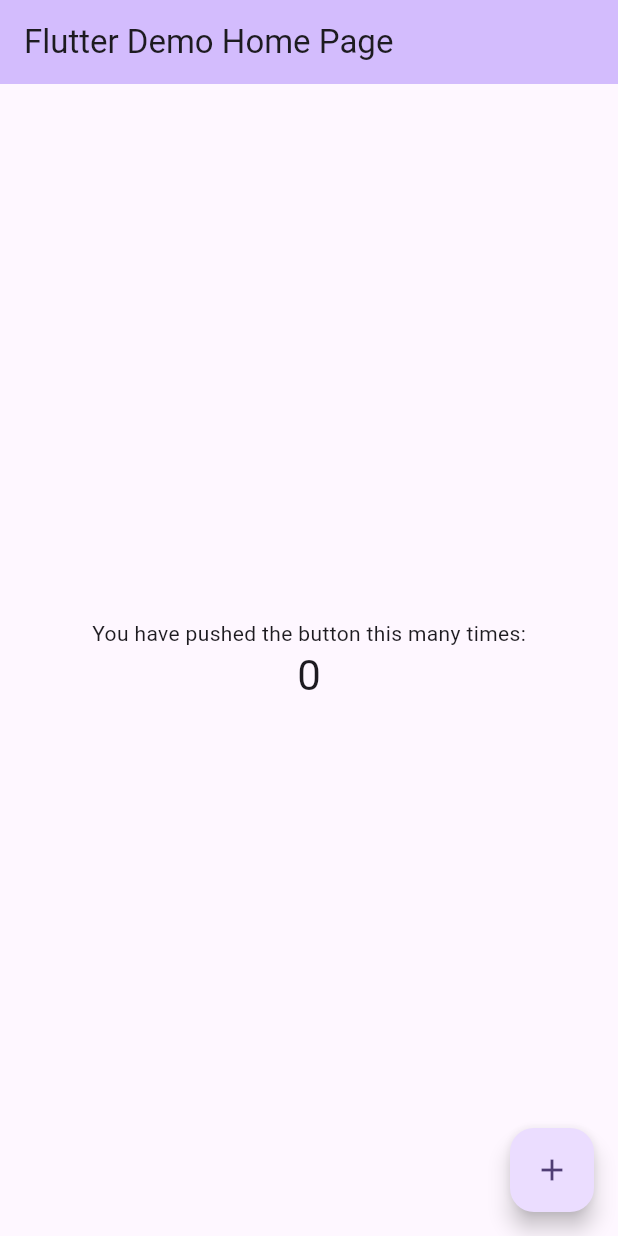
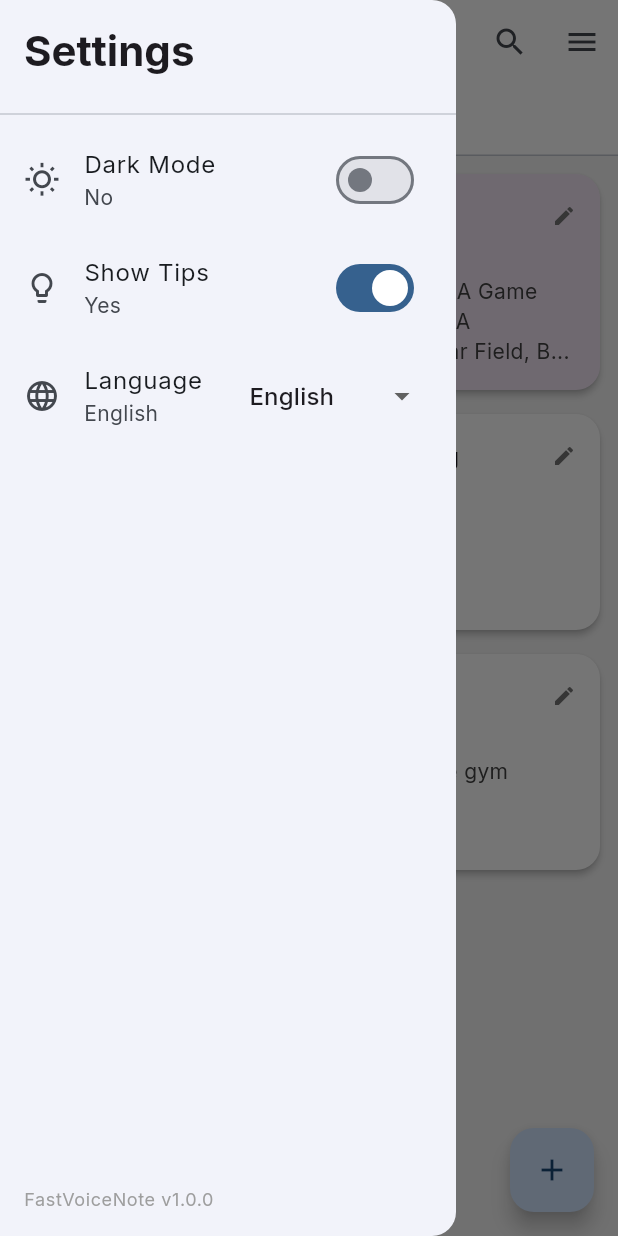
Before and after one commit to raulnicolasagusto/FastVoiceNote-Flutter, a Flutter app: the screen it shows after launch, with the side drawer open (before the commit the screen has no drawer), on a phone screen of 412 x 824 dp. Run offline on Flutter 3.47's test engine with Material 3 defaults, Android fonts, the phone set to English and light mode, and no system bars; our stand-ins replace go_router, google_fonts.

Commit message:
implementacion pagina principal + sidebar

```diff
--- /dev/null
+++ b/l10n.yaml
@@ -0,0 +1,6 @@
+arb-dir: lib/src/core/l10n
+template-arb-file: app_en.arb
+output-localization-file: app_localizations.dart
+output-class: AppLocalizations
+synthetic-package: false
+output-dir: lib/src/core/l10n/generated
--- a/lib/main.dart
+++ b/lib/main.dart
@@ -1,122 +1,45 @@
 import 'package:flutter/material.dart';
+import 'package:flutter_localizations/flutter_localizations.dart';
+import 'package:provider/provider.dart';
+import 'src/core/router/app_router.dart';
+import 'src/core/theme/app_theme.dart';
+import 'src/features/settings/providers/settings_provider.dart';
+import 'src/core/l10n/generated/app_localizations.dart';
 
 void main() {
-  runApp(const MyApp());
+  runApp(
+    MultiProvider(
+      providers: [ChangeNotifierProvider(create: (_) => SettingsProvider())],
+      child: const FastVoiceNoteApp(),
+    ),
+  );
 }
 
-class MyApp extends StatelessWidget {
-  const MyApp({super.key});
+class FastVoiceNoteApp extends StatelessWidget {
+  const FastVoiceNoteApp({super.key});
 
-  // This widget is the root of your application.
   @override
   Widget build(BuildContext context) {
-    return MaterialApp(
-      title: 'Flutter Demo',
-      theme: ThemeData(
-        // This is the theme of your application.
-        //
-        // TRY THIS: Try running your application with "flutter run". You'll see
-        // the application has a purple toolbar. Then, without quitting the app,
-        // try changing the seedColor in the colorScheme below to Colors.green
-        // and then invoke "hot reload" (save your changes or press the "hot
-        // reload" button in a Flutter-supported IDE, or press "r" if you used
-        // the command line to start the app).
-        //
-        // Notice that the counter didn't reset back to zero; the application
-        // state is not lost during the reload. To reset the state, use hot
-        // restart instead.
-        //
-        // This works for code too, not just values: Most code changes can be
-        // tested with just a hot reload.
-        colorScheme: .fromSeed(seedColor: Colors.deepPurple),
-      ),
-      home: const MyHomePage(title: 'Flutter Demo Home Page'),
+    final settings = context.watch<SettingsProvider>();
+
+    return MaterialApp.router(
+      title: 'FastVoiceNote',
+      theme: AppTheme.lightTheme,
+      darkTheme: AppTheme.darkTheme,
+      themeMode: settings.themeMode,
+      locale: settings.locale,
+      routerConfig: appRouter,
+      localizationsDelegates: const [
+        AppLocalizations.delegate,
+        GlobalMaterialLocalizations.delegate,
+        GlobalWidgetsLocalizations.delegate,
+        GlobalCupertinoLocalizations.delegate,
+      ],
+      supportedLocales: const [
+        Locale('en'), // English
+        Locale('es'), // Spanish
+        Locale('pt'), // Portuguese
+      ],
     );
   }
 }
-
-class MyHomePage extends StatefulWidget {
-  const MyHomePage({super.key, required this.title});
-
-  // This widget is the home page of your application. It is stateful, meaning
-  // that it has a State object (defined below) that contains fields that affect
-  // how it looks.
-
-  // This class is the configuration for the state. It holds the values (in this
-  // case the title) provided by the parent (in this case the App widget) and
-  // used by the build method of the State. Fields in a Widget subclass are
-  // always marked "final".
-
-  final String title;
-
-  @override
-  State<MyHomePage> createState() => _MyHomePageState();
-}
-
-class _MyHomePageState extends State<MyHomePage> {
-  int _counter = 0;
-
-  void _incrementCounter() {
-    setState(() {
-      // This call to setState tells the Flutter framework that something has
-      // changed in this State, which causes it to rerun the build method below
-      // so that the display can reflect the updated values. If we changed
-      // _counter without calling setState(), then the build method would not be
-      // called again, and so nothing would appear to happen.
-      _counter++;
-    });
-  }
-
-  @override
-  Widget build(BuildContext context) {
-    // This method is rerun every time setState is called, for instance as done
-    // by the _incrementCounter method above.
-    //
-    // The Flutter framework has been optimized to make rerunning build methods
-    // fast, so that you can just rebuild anything that needs updating rather
-    // than having to individually change instances of widgets.
-    return Scaffold(
-      appBar: AppBar(
-        // TRY THIS: Try changing the color here to a specific color (to
-        // Colors.amber, perhaps?) and trigger a hot reload to see the AppBar
-        // change color while the other colors stay the same.
-        backgroundColor: Theme.of(context).colorScheme.inversePrimary,
-        // Here we take the value from the MyHomePage object that was created by
-        // the App.build method, and use it to set our appbar title.
-        title: Text(widget.title),
-      ),
-      body: Center(
-        // Center is a layout widget. It takes a single child and positions it
-        // in the middle of the parent.
-        child: Column(
-          // Column is also a layout widget. It takes a list of children and
-          // arranges them vertically. By default, it sizes itself to fit its
-          // children horizontally, and tries to be as tall as its parent.
-          //
-          // Column has various properties to control how it sizes itself and
-          // how it positions its children. Here we use mainAxisAlignment to
-          // center the children vertically; the main axis here is the vertical
-          // axis because Columns are vertical (the cross axis would be
-          // horizontal).
-          //
-          // TRY THIS: Invoke "debug painting" (choose the "Toggle Debug Paint"
-          // action in the IDE, or press "p" in the console), to see the
-          // wireframe for each widget.
-          mainAxisAlignment: .center,
-          children: [
-            const Text('You have pushed the button this many times:'),
-            Text(
-              '$_counter',
-              style: Theme.of(context).textTheme.headlineMedium,
-            ),
-          ],
-        ),
-      ),
-      floatingActionButton: FloatingActionButton(
-        onPressed: _incrementCounter,
-        tooltip: 'Increment',
-        child: const Icon(Icons.add),
-      ),
-    );
-  }
-}
--- /dev/null
+++ b/lib/src/core/l10n/app_en.arb
@@ -0,0 +1,18 @@
+{
+  "appTitle": "FastVoiceNote",
+  "notesTitle": "Notes",
+  "searchPlaceholder": "Search notes",
+  "allTab": "All",
+  "folderTab": "Folder",
+  "settingsTitle": "Settings",
+  "darkMode": "Dark Mode",
+  "showTips": "Show Tips",
+  "language": "Language",
+  "english": "English",
+  "spanish": "Spanish",
+  "portuguese": "Portuguese",
+  "newNote": "New Note",
+  "recording": "Recording...",
+  "cancel": "Cancel",
+  "save": "Save"
+}
--- /dev/null
+++ b/lib/src/core/l10n/app_es.arb
@@ -0,0 +1,18 @@
+{
+  "appTitle": "FastVoiceNote",
+  "notesTitle": "Notas",
+  "searchPlaceholder": "Buscar notas",
+  "allTab": "Todas",
+  "folderTab": "Carpeta",
+  "settingsTitle": "Ajustes",
+  "darkMode": "Modo Oscuro",
+  "showTips": "Mostrar Consejos",
+  "language": "Idioma",
+  "english": "Inglés",
+  "spanish": "Español",
+  "portuguese": "Portugués",
+  "newNote": "Nueva Nota",
+  "recording": "Grabando...",
+  "cancel": "Cancelar",
+  "save": "Guardar"
+}
--- /dev/null
+++ b/lib/src/core/l10n/app_pt.arb
@@ -0,0 +1,18 @@
+{
+  "appTitle": "FastVoiceNote",
+  "notesTitle": "Notas",
+  "searchPlaceholder": "Pesquisar notas",
+  "allTab": "Todas",
+  "folderTab": "Pasta",
+  "settingsTitle": "Configurações",
+  "darkMode": "Modo Escuro",
+  "showTips": "Mostrar Dicas",
+  "language": "Idioma",
+  "english": "Inglês",
+  "spanish": "Espanhol",
+  "portuguese": "Português",
+  "newNote": "Nova Nota",
+  "recording": "Gravando...",
+  "cancel": "Cancelar",
+  "save": "Salvar"
+}
--- /dev/null
+++ b/lib/src/core/router/app_router.dart
@@ -0,0 +1,12 @@
+import 'package:go_router/go_router.dart';
+import '../../features/home/views/home_screen.dart';
+
+final appRouter = GoRouter(
+  initialLocation: '/',
+  routes: [
+    GoRoute(
+      path: '/',
+      builder: (context, state) => const HomeScreen(),
+    ),
+  ],
+);
--- /dev/null
+++ b/lib/src/core/theme/app_theme.dart
@@ -0,0 +1,32 @@
+import 'package:flutter/material.dart';
+import 'package:google_fonts/google_fonts.dart';
+
+class AppTheme {
+  static ThemeData get lightTheme {
+    return ThemeData(
+      useMaterial3: true,
+      colorScheme: ColorScheme.fromSeed(
+        seedColor: const Color(0xFF2196F3), // Blue tone from the image
+        brightness: Brightness.light,
+      ),
+      textTheme: GoogleFonts.interTextTheme(),
+      appBarTheme: const AppBarTheme(
+        centerTitle: false,
+        backgroundColor: Colors.white,
+        surfaceTintColor: Colors.transparent,
+      ),
+      scaffoldBackgroundColor: const Color(0xFFF5F5F5), // Light grey background
+    );
+  }
+
+  static ThemeData get darkTheme {
+    return ThemeData(
+      useMaterial3: true,
+      colorScheme: ColorScheme.fromSeed(
+        seedColor: const Color(0xFF2196F3),
+        brightness: Brightness.dark,
+      ),
+      textTheme: GoogleFonts.interTextTheme(ThemeData.dark().textTheme),
+    );
+  }
+}
--- /dev/null
+++ b/lib/src/features/home/views/home_screen.dart
@@ -0,0 +1,147 @@
+import 'package:flutter/material.dart';
+import 'package:flutter_staggered_grid_view/flutter_staggered_grid_view.dart';
+import '../../../core/l10n/generated/app_localizations.dart';
+import '../widgets/note_card.dart';
+import '../../../shared/widgets/app_drawer.dart';
+
+class HomeScreen extends StatelessWidget {
+  const HomeScreen({super.key});
+
+  @override
+  Widget build(BuildContext context) {
+    final l10n = AppLocalizations.of(context)!;
+    final GlobalKey<ScaffoldState> scaffoldKey = GlobalKey<ScaffoldState>();
+
+    // Mock data for demonstration
+    final notes = [
+      (
+        title: 'Grocery 3/10/25 12:...',
+        date: DateTime(2025, 10, 3),
+        content: '• chocolate\n• milk\n• eggs',
+        color: Colors.white,
+        hasImage: false,
+        hasVoice: false,
+      ),
+      (
+        title: 'Goals',
+        date: DateTime(2022, 7, 27),
+        content: 'Football Is A Game Played On A Rectangular Field, B...',
+        color: const Color(0xFFF3E5F5), // Light purple
+        hasImage: false,
+        hasVoice: false,
+      ),
+      (
+        title: 'Projects',
+        date: DateTime(2022, 7, 27),
+        content:
+            'Finish 3 new projects by the end of the...\nThank you all for wa...',
+        color: Colors.white,
+        hasImage: true,
+        hasVoice: true,
+      ),
+      (
+        title: 'Shopping',
+        date: DateTime(2022, 7, 27),
+        content: '• Mango\n• Apples\n• Oranges',
+        color: Colors.white,
+        hasImage: false,
+        hasVoice: false,
+      ),
+      (
+        title: 'To do list',
+        date: DateTime(2022, 7, 27),
+        content: '• Go to the gym\n• Work\n• Walking.',
+        color: Colors.white,
+        hasImage: false,
+        hasVoice: false,
+      ),
+      (
+        title: 'Tennis',
+        date: DateTime(2022, 7, 27),
+        content:
+            'Tennis Is Also One Of The Most Popular Indoor Sports In Ma...',
+        color: Colors.white,
+        hasImage: false,
+        hasVoice: false,
+      ),
+    ];
+
+    return Scaffold(
+      key: scaffoldKey,
+      drawer: const AppDrawer(),
+      body: DefaultTabController(
+        length: 3,
+        child: NestedScrollView(
+          headerSliverBuilder: (context, innerBoxIsScrolled) {
+            return [
+              SliverAppBar(
+                title: Text(
+                  l10n.notesTitle,
+                  style: const TextStyle(fontWeight: FontWeight.bold),
+                ),
+                centerTitle: false,
+                floating: true,
+                snap: true,
+                pinned: true,
+                actions: [
+                  IconButton(
+                    icon: const Icon(Icons.create_new_folder_outlined),
+                    onPressed: () {},
+                  ),
+                  IconButton(icon: const Icon(Icons.search), onPressed: () {}),
+                  IconButton(
+                    icon: const Icon(Icons.menu),
+                    onPressed: () {
+                      scaffoldKey.currentState?.openDrawer();
+                    },
+                  ),
+                ],
+                bottom: TabBar(
+                  isScrollable: true,
+                  labelColor: Theme.of(context).primaryColor,
+                  unselectedLabelColor: Colors.grey,
+                  indicatorColor: Theme.of(context).primaryColor,
+                  tabs: [
+                    Tab(text: l10n.allTab),
+                    Tab(text: '${l10n.folderTab} 1'),
+                    Tab(text: '${l10n.folderTab} 2'),
+                  ],
+                ),
+              ),
+            ];
+          },
+          body: TabBarView(
+            children: [
+              Padding(
+                padding: const EdgeInsets.all(8.0),
+                child: MasonryGridView.count(
+                  crossAxisCount: 2,
+                  mainAxisSpacing: 8,
+                  crossAxisSpacing: 8,
+                  itemCount: notes.length,
+                  itemBuilder: (context, index) {
+                    final note = notes[index];
+                    return NoteCard(
+                      title: note.title,
+                      date: note.date,
+                      content: note.content,
+                      color: note.color,
+                      hasImage: note.hasImage,
+                      hasVoice: note.hasVoice,
+                    );
+                  },
+                ),
+              ),
+              const Center(child: Text('Folder 1 Content')),
+              const Center(child: Text('Folder 2 Content')),
+            ],
+          ),
+        ),
+      ),
+      floatingActionButton: FloatingActionButton(
+        onPressed: () {},
+        child: const Icon(Icons.add),
+      ),
+    );
+  }
+}
--- /dev/null
+++ b/lib/src/features/home/widgets/note_card.dart
@@ -0,0 +1,85 @@
+import 'package:flutter/material.dart';
+import 'package:intl/intl.dart';
+
+class NoteCard extends StatelessWidget {
+  final String title;
+  final DateTime date;
+  final String content;
+  final Color color;
+  final bool hasImage;
+  final bool hasVoice;
+
+  const NoteCard({
+    super.key,
+    required this.title,
+    required this.date,
+    required this.content,
+    required this.color,
+    this.hasImage = false,
+    this.hasVoice = false,
+  });
+
+  @override
+  Widget build(BuildContext context) {
+    return Card(
+      color: color,
+      elevation: 2,
+      shape: RoundedRectangleBorder(borderRadius: BorderRadius.circular(16)),
+      child: Padding(
+        padding: const EdgeInsets.all(16.0),
+        child: Column(
+          crossAxisAlignment: CrossAxisAlignment.start,
+          children: [
+            Row(
+              mainAxisAlignment: MainAxisAlignment.spaceBetween,
+              children: [
+                Expanded(
+                  child: Text(
+                    title,
+                    style: Theme.of(context).textTheme.titleMedium?.copyWith(
+                      fontWeight: FontWeight.bold,
+                    ),
+                    maxLines: 1,
+                    overflow: TextOverflow.ellipsis,
+                  ),
+                ),
+                Icon(Icons.edit, size: 16, color: Colors.grey[600]),
+              ],
+            ),
+            const SizedBox(height: 4),
+            Text(
+              DateFormat('dd/MM/yyyy').format(date),
+              style: Theme.of(
+                context,
+              ).textTheme.bodySmall?.copyWith(color: Colors.grey[600]),
+            ),
+            const SizedBox(height: 8),
+            Text(
+              content,
+              style: Theme.of(
+                context,
+              ).textTheme.bodyMedium?.copyWith(color: Colors.grey[800]),
+              maxLines: 6,
+              overflow: TextOverflow.ellipsis,
+            ),
+            if (hasImage || hasVoice) ...[
+              const SizedBox(height: 12),
+              Row(
+                mainAxisAlignment: MainAxisAlignment.end,
+                children: [
+                  if (hasImage)
+                    const Padding(
+                      padding: EdgeInsets.only(right: 8.0),
+                      child: Icon(Icons.image, size: 20, color: Colors.purple),
+                    ),
+                  if (hasVoice)
+                    const Icon(Icons.mic, size: 20, color: Colors.orange),
+                ],
+              ),
+            ],
+          ],
+        ),
+      ),
+    );
+  }
+}
--- /dev/null
+++ b/lib/src/features/settings/providers/settings_provider.dart
@@ -0,0 +1,27 @@
+import 'package:flutter/material.dart';
+
+class SettingsProvider extends ChangeNotifier {
+  ThemeMode _themeMode = ThemeMode.system;
+  Locale _locale = const Locale('en');
+  bool _showTips = true;
+
+  ThemeMode get themeMode => _themeMode;
+  Locale get locale => _locale;
+  bool get showTips => _showTips;
+
+  void toggleTheme(bool isDark) {
+    _themeMode = isDark ? ThemeMode.dark : ThemeMode.light;
+    notifyListeners();
+  }
+
+  void setLocale(Locale locale) {
+    if (!['en', 'es', 'pt'].contains(locale.languageCode)) return;
+    _locale = locale;
+    notifyListeners();
+  }
+
+  void toggleTips(bool value) {
+    _showTips = value;
+    notifyListeners();
+  }
+}
--- /dev/null
+++ b/lib/src/shared/widgets/app_drawer.dart
@@ -0,0 +1,102 @@
+import 'package:flutter/material.dart';
+import 'package:provider/provider.dart';
+import '../../core/l10n/generated/app_localizations.dart';
+import '../../features/settings/providers/settings_provider.dart';
+
+class AppDrawer extends StatelessWidget {
+  const AppDrawer({super.key});
+
+  @override
+  Widget build(BuildContext context) {
+    final l10n = AppLocalizations.of(context)!;
+    final settings = context.watch<SettingsProvider>();
+
+    return Drawer(
+      child: SafeArea(
+        child: Column(
+          crossAxisAlignment: CrossAxisAlignment.start,
+          children: [
+            Padding(
+              padding: const EdgeInsets.all(16.0),
+              child: Text(
+                l10n.settingsTitle,
+                style: Theme.of(context).textTheme.headlineMedium?.copyWith(
+                  fontWeight: FontWeight.bold,
+                ),
+              ),
+            ),
+            const Divider(),
+            ListTile(
+              leading: const Icon(Icons.wb_sunny_outlined),
+              title: Text(l10n.darkMode),
+              subtitle: Text(
+                settings.themeMode == ThemeMode.dark ? 'Yes' : 'No',
+              ),
+              trailing: Switch(
+                value: settings.themeMode == ThemeMode.dark,
+                onChanged: (value) {
+                  context.read<SettingsProvider>().toggleTheme(value);
+                },
+              ),
+            ),
+            ListTile(
+              leading: const Icon(Icons.lightbulb_outline),
+              title: Text(l10n.showTips),
+              subtitle: Text(settings.showTips ? 'Yes' : 'No'),
+              trailing: Switch(
+                value: settings.showTips,
+                onChanged: (value) {
+                  context.read<SettingsProvider>().toggleTips(value);
+                },
+              ),
+            ),
+            ListTile(
+              leading: const Icon(Icons.language),
+              title: Text(l10n.language),
+              subtitle: Text(
+                _getLanguageName(settings.locale.languageCode, l10n),
+              ),
+              trailing: DropdownButton<String>(
+                value: settings.locale.languageCode,
+                underline: const SizedBox(),
+                items: [
+                  DropdownMenuItem(value: 'en', child: Text(l10n.english)),
+                  DropdownMenuItem(value: 'es', child: Text(l10n.spanish)),
+                  DropdownMenuItem(value: 'pt', child: Text(l10n.portuguese)),
+                ],
+                onChanged: (value) {
+                  if (value != null) {
+                    context.read<SettingsProvider>().setLocale(Locale(value));
+                  }
+                },
+              ),
+            ),
+            const Spacer(),
+            Padding(
+              padding: const EdgeInsets.all(16.0),
+              child: Text(
+                'FastVoiceNote v1.0.0',
+                style: Theme.of(
+                  context,
+                ).textTheme.bodySmall?.copyWith(color: Colors.grey),
+              ),
+            ),
+          ],
+        ),
+      ),
+    );
+  }
+
+  String _getLanguageName(String code, AppLocalizations l10n) {
+    switch (code) {
+      case 'en':
+        return l10n.english;
+      case 'es':
+        return l10n.spanish;
+      case 'pt':
+        return l10n.portuguese;
+      default:
+        return l10n.english;
+    }
+  }
+}
```
Also changed, not shown: pubspec.yaml (+11 -13 lines), lib/src/core/l10n/generated/app_localizations.dart (added), lib/src/core/l10n/generated/app_localizations_en.dart (added), lib/src/core/l10n/generated/app_localizations_es.dart (added), lib/src/core/l10n/generated/app_localizations_pt.dart (added), pubspec.lock.
